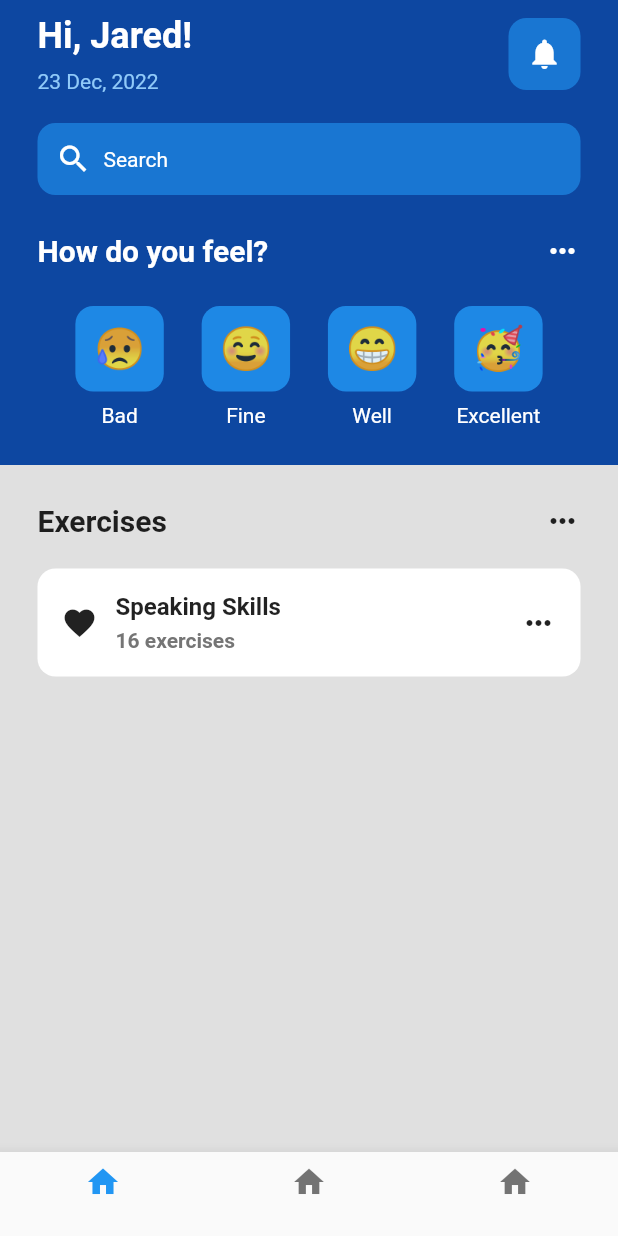
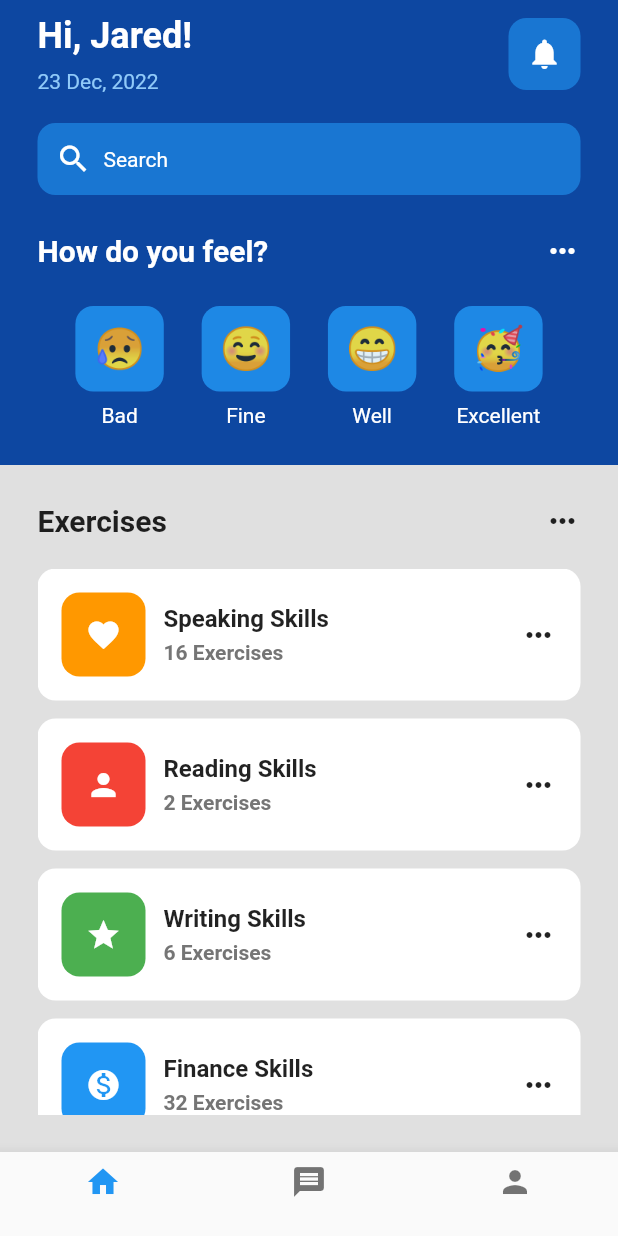
Before and after one commit to patrickkoszewski/mentalhealthapp_ui, a Flutter app: the screen it shows after launch, on a phone screen of 412 x 824 dp. Run offline on Flutter 3.47's test engine with Material 2 defaults, Android fonts, the phone set to English and light mode, and no system bars.

Commit message:
Dribble desing Colne demo

```diff
--- a/lib/pages/home_page.dart
+++ b/lib/pages/home_page.dart
@@ -1,5 +1,6 @@
 import 'package:flutter/material.dart';
 import 'package:mentalhealthapp_ui/util/emoticon_face.dart';
+import 'package:mentalhealthapp_ui/util/exercise_tile.dart';
 
 class HomePage extends StatefulWidget {
   const HomePage({super.key});
@@ -14,10 +15,10 @@ class _HomePageState extends State<HomePage> {
     return Scaffold(
       backgroundColor: Colors.blue[900],
       bottomNavigationBar: BottomNavigationBar(
-        items: [
+        items: const [
           BottomNavigationBarItem(icon: Icon(Icons.home), label: ''),
-          BottomNavigationBarItem(icon: Icon(Icons.home), label: ''),
-          BottomNavigationBarItem(icon: Icon(Icons.home), label: ''),
+          BottomNavigationBarItem(icon: Icon(Icons.message), label: ''),
+          BottomNavigationBarItem(icon: Icon(Icons.person), label: ''),
         ],
       ),
       body: SafeArea(
@@ -230,51 +231,33 @@ class _HomePageState extends State<HomePage> {
 
                       //listView of Exercises
                       //gonna repeat a lot of things so create new file
-                      Container(
-                        padding: const EdgeInsets.all(16),
-                        decoration: BoxDecoration(
-                          color: Colors.white,
-                          borderRadius: BorderRadius.circular(12),
+                      Expanded(
+                          child: ListView(children: const [
+                        ExerciseTile(
+                          icon: Icons.favorite,
+                          exerciseName: 'Speaking Skills',
+                          numberofExercises: 16,
+                          color: Colors.orange,
                         ),
-                        child: Row(
-                          mainAxisAlignment: MainAxisAlignment.spaceBetween,
-                          children: [
-                            Row(
-                              children: [
-                                const Icon(Icons.favorite),
-                                const SizedBox(
-                                  width: 12,
-                                ),
-                                Column(
-                                  crossAxisAlignment: CrossAxisAlignment.start,
-                                  children: [
-                                    //Title
-                                    const Text(
-                                      'Speaking Skills',
-                                      style: TextStyle(
-                                        fontWeight: FontWeight.bold,
-                                        fontSize: 16,
-                                      ),
-                                    ),
-                                    const SizedBox(
-                                      height: 5,
-                                    ),
-                                    //Subtitle
-                                    Text(
-                                      '16 exercises',
-                                      style: TextStyle(
-                                        fontWeight: FontWeight.bold,
-                                        color: Colors.grey.shade600,
-                                      ),
-                                    ),
-                                  ],
-                                ),
-                              ],
-                            ),
-                            const Icon(Icons.more_horiz),
-                          ],
+                        ExerciseTile(
+                          icon: Icons.person,
+                          exerciseName: 'Reading Skills',
+                          numberofExercises: 2,
+                          color: Colors.red,
                         ),
-                      ),
+                        ExerciseTile(
+                          icon: Icons.star,
+                          exerciseName: 'Writing Skills',
+                          numberofExercises: 6,
+                          color: Colors.green,
+                        ),
+                        ExerciseTile(
+                          icon: Icons.monetization_on,
+                          exerciseName: 'Finance Skills',
+                          numberofExercises: 32,
+                          color: Colors.blue,
+                        ),
+                      ])),
                     ],
                   ),
                 ),
--- a/lib/util/emoticon_face.dart
+++ b/lib/util/emoticon_face.dart
@@ -15,11 +15,11 @@ class EmoticonFace extends StatelessWidget {
         color: Colors.blue[600],
         borderRadius: BorderRadius.circular(12),
       ),
-      padding: EdgeInsets.all(12),
+      padding: const EdgeInsets.all(12),
       child: Center(
           child: Text(
         emoticonFace,
-        style: TextStyle(
+        style: const TextStyle(
           fontSize: 28,
         ),
       )),
--- /dev/null
+++ b/lib/util/exercise_tile.dart
@@ -0,0 +1,77 @@
+import 'package:flutter/material.dart';
+
+class ExerciseTile extends StatelessWidget {
+  final icon;
+  final String exerciseName;
+  final int numberofExercises;
+  final color;
+
+  const ExerciseTile({
+    super.key,
+    required this.icon,
+    required this.color,
+    required this.exerciseName,
+    required this.numberofExercises,
+  });
+
+  @override
+  Widget build(BuildContext context) {
+    return Padding(
+      padding: const EdgeInsets.only(bottom: 12),
+      child: Container(
+        padding: const EdgeInsets.all(16),
+        decoration: BoxDecoration(
+          color: Colors.white,
+          borderRadius: BorderRadius.circular(12),
+        ),
+        child: Row(
+          mainAxisAlignment: MainAxisAlignment.spaceBetween,
+          children: [
+            Row(
+              children: [
+                Container(
+                    padding: const EdgeInsets.all(16),
+                    decoration: BoxDecoration(
+                      color: color,
+                      borderRadius: BorderRadius.circular(12),
+                    ),
+                    child: Icon(
+                      icon,
+                      color: Colors.white,
+                    )),
+                const SizedBox(
+                  width: 12,
+                ),
+                Column(
+                  crossAxisAlignment: CrossAxisAlignment.start,
+                  children: [
+                    //Title
+                    Text(
+                      exerciseName,
+                      style: const TextStyle(
+                        fontWeight: FontWeight.bold,
+                        fontSize: 16,
+                      ),
+                    ),
+                    const SizedBox(
+                      height: 5,
+                    ),
+                    //Subtitle
+                    Text(
+                      numberofExercises.toString() + ' Exercises',
+                      style: TextStyle(
+                        fontWeight: FontWeight.bold,
+                        color: Colors.grey.shade600,
+                      ),
+                    ),
+                  ],
+                ),
+              ],
+            ),
+            const Icon(Icons.more_horiz),
+          ],
+        ),
+      ),
+    );
+  }
+}
```
